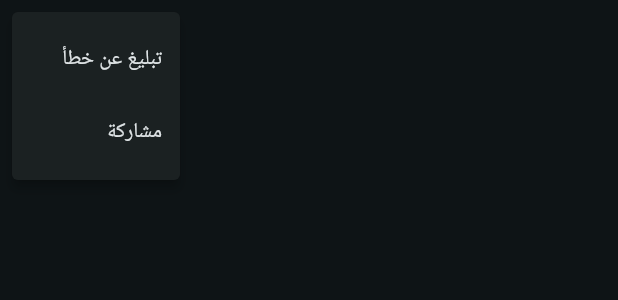
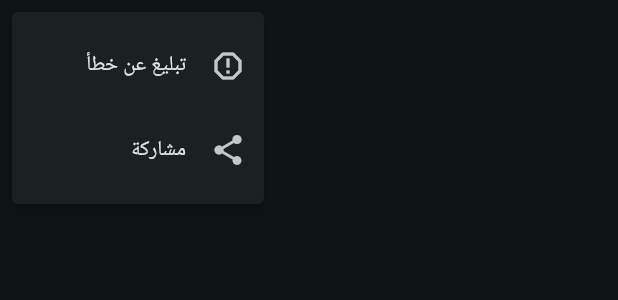
Before and after one commit to muslimpack/alkamel, a Flutter app: the HadithCardPopupMenu widget shown alone on an empty page, opened directly with empty values, after a tap on the "more vert" icon, on a phone screen of 412 x 824 dp. Shown: the top 300 px of the screen. Run offline on Flutter 3.47's test engine with Material 3 defaults, Android fonts, the phone set to English and light mode, and no system bars; our stand-ins replace auto_size_text, bloc, bot_toast, easy_debounce, equatable, file_picker and 9 more; missing offline and left inert: window_manager; accounts and stored records are empty.

Commit message:
Update hadith_card_popup_menu.dart

```diff
--- a/alkamel/lib/src/features/home/presentation/components/hadith_card_popup_menu.dart
+++ b/alkamel/lib/src/features/home/presentation/components/hadith_card_popup_menu.dart
@@ -34,11 +34,17 @@ class HadithCardPopupMenu extends StatelessWidget {
       itemBuilder: (BuildContext context) => <PopupMenuEntry<String>>[
         PopupMenuItem<String>(
           value: 'report',
-          child: Text(S.of(context).reportMisspelled),
+          child: ListTile(
+            leading: const Icon(Icons.report_gmailerrorred),
+            title: Text(S.of(context).reportMisspelled),
+          ),
         ),
         PopupMenuItem<String>(
           value: 'share',
-          child: Text(S.of(context).share),
+          child: ListTile(
+            leading: const Icon(Icons.share),
+            title: Text(S.of(context).share),
+          ),
         ),
       ],
     );
```
